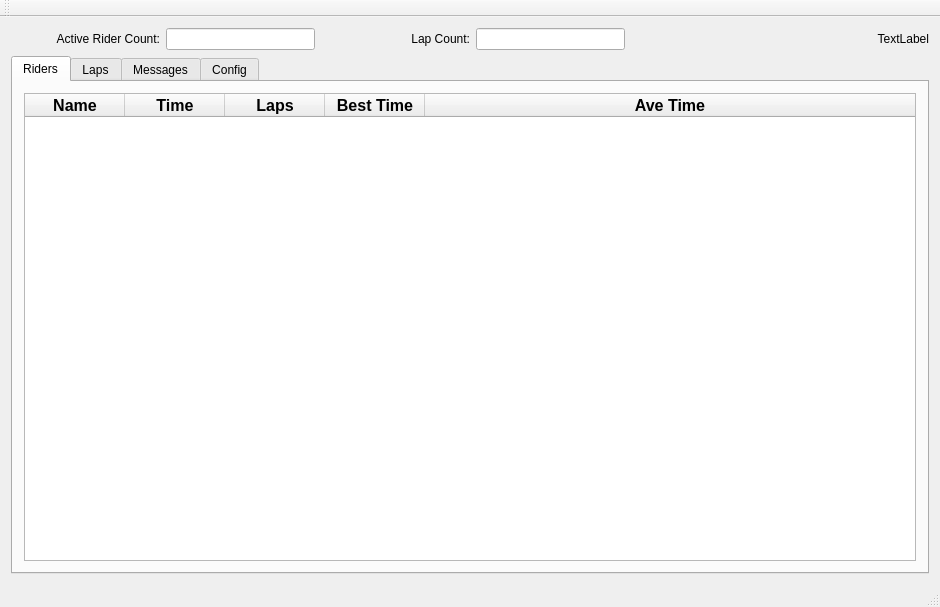
Before: the Qt Designer form src/fcvtc/mainwindow.ui in icunning/fcvtc, drawn with Qt 5.
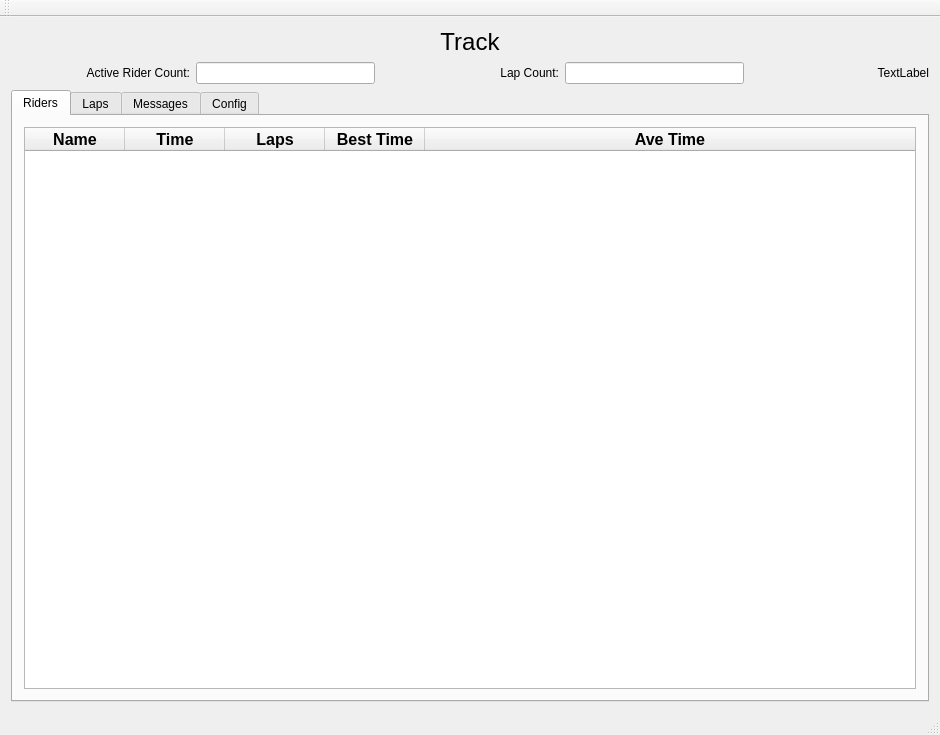
After: the same form once the commit is applied.

Commit message: Ready for track testing

Diff of the .ui file:
```diff
--- a/src/fcvtc/mainwindow.ui
+++ b/src/fcvtc/mainwindow.ui
@@ -7,7 +7,7 @@
     <x>0</x>
     <y>0</y>
     <width>940</width>
-    <height>607</height>
+    <height>735</height>
    </rect>
   </property>
   <property name="sizePolicy">
@@ -21,15 +21,29 @@
   </property>
   <widget class="QWidget" name="centralWidget">
    <layout class="QGridLayout" name="gridLayout_4">
-    <item row="0" column="1">
-     <widget class="QLineEdit" name="riderCountLineEdit">
+    <item row="0" column="0" colspan="5">
+     <widget class="QLabel" name="trackNameLabel">
+      <property name="font">
+       <font>
+        <pointsize>18</pointsize>
+       </font>
+      </property>
+      <property name="text">
+       <string>Track</string>
+      </property>
       <property name="alignment">
        <set>Qt::AlignCenter</set>
       </property>
      </widget>
     </item>
-    <item row="0" column="0">
+    <item row="1" column="0">
      <widget class="QLabel" name="riderCountLabel">
+      <property name="sizePolicy">
+       <sizepolicy hsizetype="Expanding" vsizetype="Preferred">
+        <horstretch>10</horstretch>
+        <verstretch>0</verstretch>
+       </sizepolicy>
+      </property>
       <property name="text">
        <string>Active Rider Count:</string>
       </property>
@@ -38,8 +52,27 @@
       </property>
      </widget>
     </item>
-    <item row="0" column="2">
+    <item row="1" column="1">
+     <widget class="QLineEdit" name="riderCountLineEdit">
+      <property name="sizePolicy">
+       <sizepolicy hsizetype="Expanding" vsizetype="Fixed">
+        <horstretch>10</horstretch>
+        <verstretch>0</verstretch>
+       </sizepolicy>
+      </property>
+      <property name="alignment">
+       <set>Qt::AlignCenter</set>
+      </property>
+     </widget>
+    </item>
+    <item row="1" column="2">
      <widget class="QLabel" name="lapCountLabel">
+      <property name="sizePolicy">
+       <sizepolicy hsizetype="Expanding" vsizetype="Preferred">
+        <horstretch>10</horstretch>
+        <verstretch>0</verstretch>
+       </sizepolicy>
+      </property>
       <property name="text">
        <string>Lap Count:</string>
       </property>
@@ -48,11 +81,40 @@
       </property>
      </widget>
     </item>
-    <item row="1" column="0" colspan="6">
+    <item row="1" column="3">
+     <widget class="QLineEdit" name="lapCountLineEdit">
+      <property name="sizePolicy">
+       <sizepolicy hsizetype="Expanding" vsizetype="Fixed">
+        <horstretch>10</horstretch>
+        <verstretch>0</verstretch>
+       </sizepolicy>
+      </property>
+      <property name="alignment">
+       <set>Qt::AlignCenter</set>
+      </property>
+     </widget>
+    </item>
+    <item row="1" column="4">
+     <widget class="QLabel" name="dateTimeLabel">
+      <property name="sizePolicy">
+       <sizepolicy hsizetype="Expanding" vsizetype="Preferred">
+        <horstretch>10</horstretch>
+        <verstretch>0</verstretch>
+       </sizepolicy>
+      </property>
+      <property name="text">
+       <string>TextLabel</string>
+      </property>
+      <property name="alignment">
+       <set>Qt::AlignRight|Qt::AlignTrailing|Qt::AlignVCenter</set>
+      </property>
+     </widget>
+    </item>
+    <item row="2" column="0" colspan="5">
      <widget class="QTabWidget" name="tabWidget">
       <property name="sizePolicy">
        <sizepolicy hsizetype="Expanding" vsizetype="Expanding">
-        <horstretch>10</horstretch>
+        <horstretch>54</horstretch>
         <verstretch>10</verstretch>
        </sizepolicy>
       </property>
@@ -434,29 +496,6 @@
       </widget>
      </widget>
     </item>
-    <item row="0" column="3">
-     <widget class="QLineEdit" name="lapCountLineEdit">
-      <property name="alignment">
-       <set>Qt::AlignCenter</set>
-      </property>
-     </widget>
-    </item>
-    <item row="0" column="4" colspan="2">
-     <widget class="QLabel" name="dateTimeLabel">
-      <property name="sizePolicy">
-       <sizepolicy hsizetype="Preferred" vsizetype="Preferred">
-        <horstretch>0</horstretch>
-        <verstretch>0</verstretch>
-       </sizepolicy>
-      </property>
-      <property name="text">
-       <string>TextLabel</string>
-      </property>
-      <property name="alignment">
-       <set>Qt::AlignRight|Qt::AlignTrailing|Qt::AlignVCenter</set>
-      </property>
-     </widget>
-    </item>
    </layout>
   </widget>
   <widget class="QMenuBar" name="menuBar">
```
The commit also changes 5 other files.
